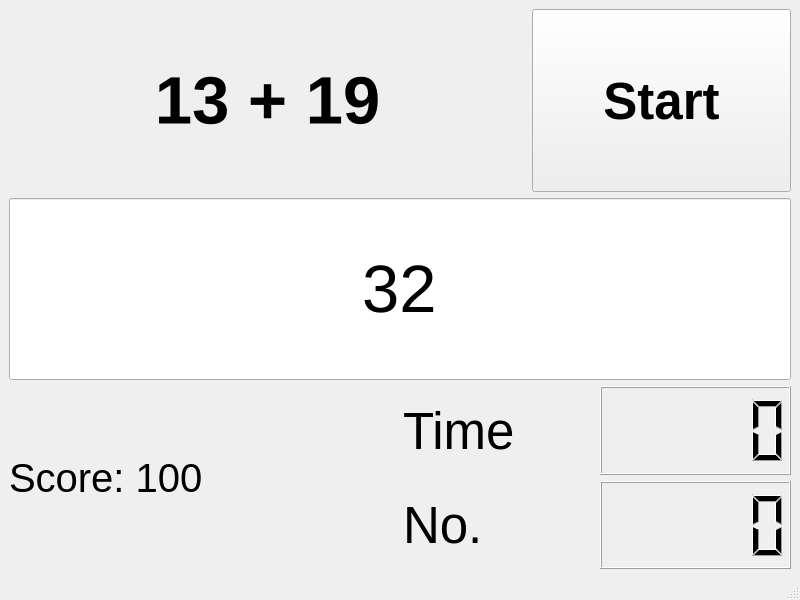
Before: the Qt Designer form mainwindow.ui in mengguang/simple_math_qt, drawn with Qt 5.
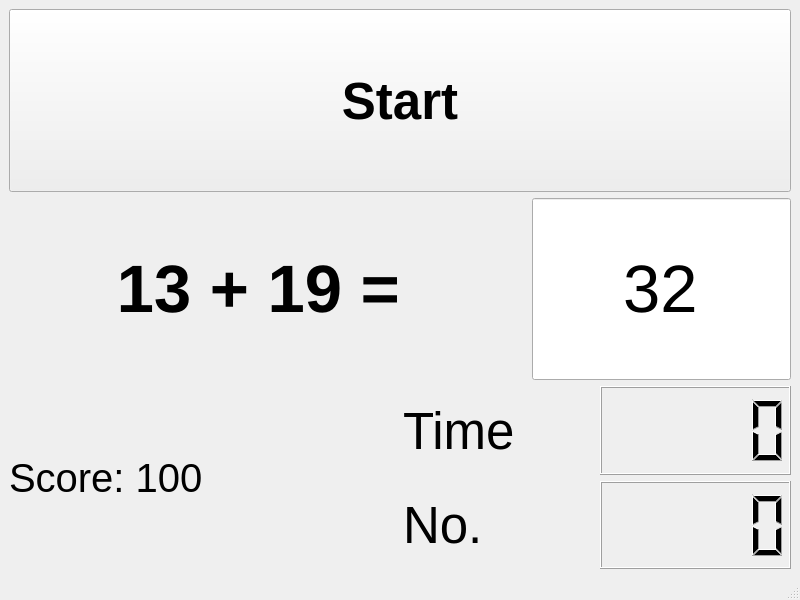
After: the same form once the commit is applied.

```diff
--- a/mainwindow.ui
+++ b/mainwindow.ui
@@ -19,29 +19,6 @@
      <layout class="QVBoxLayout" name="verticalLayout" stretch="0">
       <item>
        <layout class="QHBoxLayout" name="horizontalLayout">
-        <item>
-         <widget class="QLabel" name="questionText">
-          <property name="sizePolicy">
-           <sizepolicy hsizetype="Preferred" vsizetype="Preferred">
-            <horstretch>2</horstretch>
-            <verstretch>0</verstretch>
-           </sizepolicy>
-          </property>
-          <property name="font">
-           <font>
-            <pointsize>50</pointsize>
-            <weight>75</weight>
-            <bold>true</bold>
-           </font>
-          </property>
-          <property name="text">
-           <string>13 + 19</string>
-          </property>
-          <property name="alignment">
-           <set>Qt::AlignCenter</set>
-          </property>
-         </widget>
-        </item>
         <item>
          <widget class="QPushButton" name="restartButton">
           <property name="sizePolicy">
@@ -68,7 +45,30 @@
      </layout>
     </item>
     <item>
-     <layout class="QVBoxLayout" name="verticalLayout_3">
+     <layout class="QHBoxLayout" name="horizontalLayout_5" stretch="2,1">
+      <item>
+       <widget class="QLabel" name="questionText">
+        <property name="sizePolicy">
+         <sizepolicy hsizetype="Preferred" vsizetype="Preferred">
+          <horstretch>2</horstretch>
+          <verstretch>0</verstretch>
+         </sizepolicy>
+        </property>
+        <property name="font">
+         <font>
+          <pointsize>50</pointsize>
+          <weight>75</weight>
+          <bold>true</bold>
+         </font>
+        </property>
+        <property name="text">
+         <string>13 + 19 = </string>
+        </property>
+        <property name="alignment">
+         <set>Qt::AlignCenter</set>
+        </property>
+       </widget>
+      </item>
       <item>
        <widget class="QLineEdit" name="userAnswerText">
         <property name="sizePolicy">
```
Left out of the diff: 2 changed lines with no effect on the pictures.
